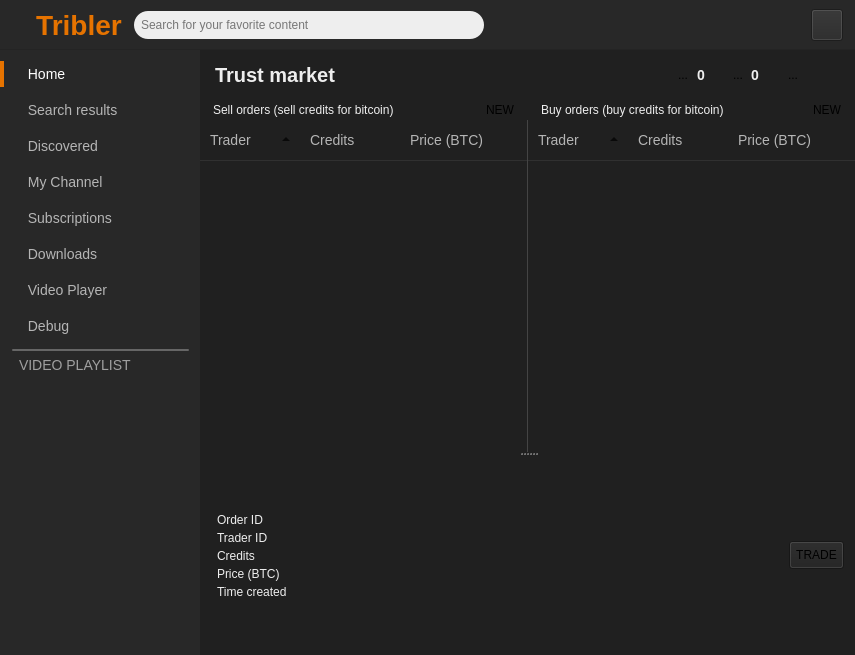
Before: the Qt Designer form TriblerGUI/qt_resources/mainwindow.ui in vwigmore/tribler, drawn with Qt 5.
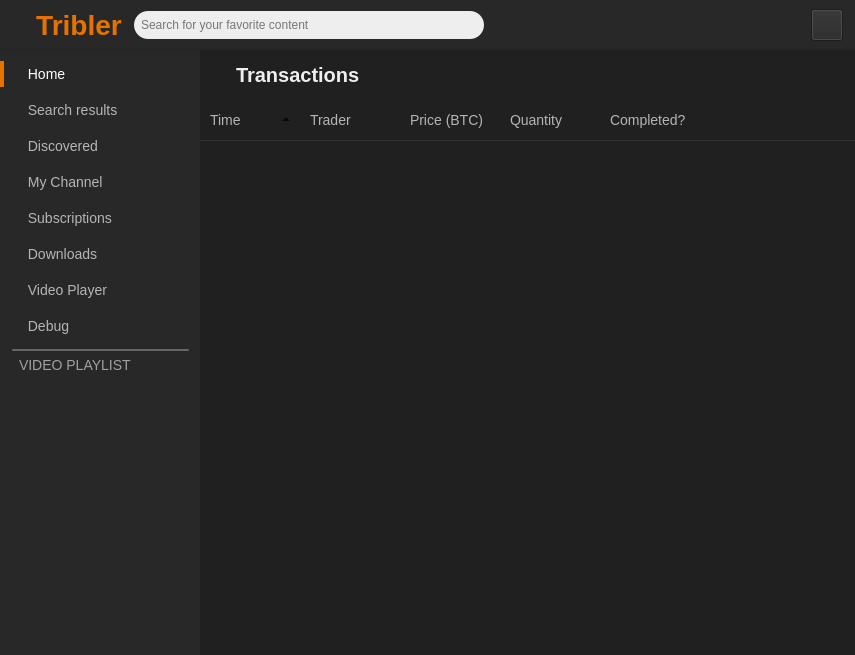
After: the same form once the commit is applied. The open tabs and pages were chosen to show the change. Icons and pictures are not drawn. Custom widgets are drawn as their Qt base class.

Commit message: Created transaction history page

Patch:
```diff
--- a/TriblerGUI/qt_resources/mainwindow.ui
+++ b/TriblerGUI/qt_resources/mainwindow.ui
@@ -9239,6 +9239,63 @@
              <property name="bottomMargin">
               <number>0</number>
              </property>
+             <item>
+              <spacer name="horizontalSpacer_76">
+               <property name="orientation">
+                <enum>Qt::Horizontal</enum>
+               </property>
+               <property name="sizeType">
+                <enum>QSizePolicy::Fixed</enum>
+               </property>
+               <property name="sizeHint" stdset="0">
+                <size>
+                 <width>10</width>
+                 <height>20</height>
+                </size>
+               </property>
+              </spacer>
+             </item>
+             <item>
+              <widget class="QToolButton" name="market_back_button">
+               <property name="minimumSize">
+                <size>
+                 <width>16</width>
+                 <height>18</height>
+                </size>
+               </property>
+               <property name="maximumSize">
+                <size>
+                 <width>16</width>
+                 <height>18</height>
+                </size>
+               </property>
+               <property name="cursor">
+                <cursorShape>PointingHandCursor</cursorShape>
+               </property>
+               <property name="styleSheet">
+                <string notr="true">border: none;</string>
+               </property>
+               <property name="text">
+                <string/>
+               </property>
+              </widget>
+             </item>
+             <item>
+              <spacer name="horizontalSpacer_77">
+               <property name="orientation">
+                <enum>Qt::Horizontal</enum>
+               </property>
+               <property name="sizeType">
+                <enum>QSizePolicy::Minimum</enum>
+               </property>
+               <property name="sizeHint" stdset="0">
+                <size>
+                 <width>10</width>
+                 <height>20</height>
+                </size>
+               </property>
+              </spacer>
+             </item>
              <item>
               <widget class="QLabel" name="market_header_label">
                <property name="sizePolicy">
@@ -9263,8 +9320,7 @@
                 <string notr="true">color: #eee;
                                             background-color: transparent;
                                             font-size: 20px;
-                                            font-weight: bold;
-                                            margin: 10px;</string>
+                                            font-weight: bold;</string>
                </property>
                <property name="text">
                 <string>Trust market</string>
@@ -9930,6 +9986,211 @@
           </item>
          </layout>
         </widget>
+        <widget class="MarketTransactionsPage" name="market_transactions_page">
+         <property name="styleSheet">
+          <string notr="true">QLabel { color: #eee; }
+
+QTreeWidget {
+border: none;
+font-size: 13px;
+}
+QTreeWidget::item {
+color: #eee;
+height: 30px;
+border-bottom: 1px solid #303030;
+}
+QTreeWidget::item:hover {
+background-color: #303030;
+}
+QTreeWidget::item::selected {
+background-color: #444;
+}
+QHeaderView {
+background-color: transparent;
+}
+QHeaderView::section {
+background-color: transparent;
+border: none;
+color: #B5B5B5;
+padding: 10px;
+font-size: 14px;
+border-bottom: 1px solid #303030;
+}
+QHeaderView::section:hover {
+color: white;
+}
+QTableCornerButton::section {
+background-color: transparent;
+}</string>
+         </property>
+         <layout class="QVBoxLayout" name="verticalLayout">
+          <property name="spacing">
+           <number>0</number>
+          </property>
+          <property name="leftMargin">
+           <number>0</number>
+          </property>
+          <property name="topMargin">
+           <number>0</number>
+          </property>
+          <property name="rightMargin">
+           <number>0</number>
+          </property>
+          <property name="bottomMargin">
+           <number>0</number>
+          </property>
+          <item>
+           <widget class="QWidget" name="widget_28" native="true">
+            <layout class="QHBoxLayout" name="horizontalLayout_44">
+             <property name="spacing">
+              <number>0</number>
+             </property>
+             <property name="leftMargin">
+              <number>0</number>
+             </property>
+             <property name="topMargin">
+              <number>0</number>
+             </property>
+             <property name="rightMargin">
+              <number>0</number>
+             </property>
+             <property name="bottomMargin">
+              <number>0</number>
+             </property>
+             <item>
+              <spacer name="horizontalSpacer_78">
+               <property name="orientation">
+                <enum>Qt::Horizontal</enum>
+               </property>
+               <property name="sizeType">
+                <enum>QSizePolicy::Fixed</enum>
+               </property>
+               <property name="sizeHint" stdset="0">
+                <size>
+                 <width>10</width>
+                 <height>20</height>
+                </size>
+               </property>
+              </spacer>
+             </item>
+             <item>
+              <widget class="QToolButton" name="transactions_back_button">
+               <property name="minimumSize">
+                <size>
+                 <width>16</width>
+                 <height>18</height>
+                </size>
+               </property>
+               <property name="maximumSize">
+                <size>
+                 <width>16</width>
+                 <height>18</height>
+                </size>
+               </property>
+               <property name="cursor">
+                <cursorShape>PointingHandCursor</cursorShape>
+               </property>
+               <property name="styleSheet">
+                <string notr="true">border: none;</string>
+               </property>
+               <property name="text">
+                <string/>
+               </property>
+              </widget>
+             </item>
+             <item>
+              <spacer name="horizontalSpacer_79">
+               <property name="orientation">
+                <enum>Qt::Horizontal</enum>
+               </property>
+               <property name="sizeType">
+                <enum>QSizePolicy::Fixed</enum>
+               </property>
+               <property name="sizeHint" stdset="0">
+                <size>
+                 <width>10</width>
+                 <height>20</height>
+                </size>
+               </property>
+              </spacer>
+             </item>
+             <item>
+              <widget class="QLabel" name="market_transactions_header_label">
+               <property name="sizePolicy">
+                <sizepolicy hsizetype="Expanding" vsizetype="Fixed">
+                 <horstretch>0</horstretch>
+                 <verstretch>0</verstretch>
+                </sizepolicy>
+               </property>
+               <property name="minimumSize">
+                <size>
+                 <width>0</width>
+                 <height>50</height>
+                </size>
+               </property>
+               <property name="maximumSize">
+                <size>
+                 <width>16777215</width>
+                 <height>50</height>
+                </size>
+               </property>
+               <property name="styleSheet">
+                <string notr="true">color: #eee;
+                                            background-color: transparent;
+                                            font-size: 20px;
+                                            font-weight: bold;</string>
+               </property>
+               <property name="text">
+                <string>Transactions</string>
+               </property>
+              </widget>
+             </item>
+            </layout>
+           </widget>
+          </item>
+          <item>
+           <widget class="QTreeWidget" name="market_transactions_list">
+            <property name="indentation">
+             <number>0</number>
+            </property>
+            <property name="sortingEnabled">
+             <bool>true</bool>
+            </property>
+            <attribute name="headerShowSortIndicator" stdset="0">
+             <bool>true</bool>
+            </attribute>
+            <attribute name="headerStretchLastSection">
+             <bool>true</bool>
+            </attribute>
+            <column>
+             <property name="text">
+              <string>Time</string>
+             </property>
+            </column>
+            <column>
+             <property name="text">
+              <string>Trader</string>
+             </property>
+            </column>
+            <column>
+             <property name="text">
+              <string>Price (BTC)</string>
+             </property>
+            </column>
+            <column>
+             <property name="text">
+              <string>Quantity</string>
+             </property>
+            </column>
+            <column>
+             <property name="text">
+              <string>Completed?</string>
+             </property>
+            </column>
+           </widget>
+          </item>
+         </layout>
+        </widget>
        </widget>
       </item>
      </layout>
@@ -10106,6 +10367,12 @@
    <header>TriblerGUI.widgets.marketpage.h</header>
    <container>1</container>
   </customwidget>
+  <customwidget>
+   <class>MarketTransactionsPage</class>
+   <extends>QWidget</extends>
+   <header>TriblerGUI.widgets.markettransactionspage.h</header>
+   <container>1</container>
+  </customwidget>
  </customwidgets>
  <resources/>
  <connections>
```
Left out of the diff: 38 changed lines with no effect on the pictures. The commit also changes 3 other files.
